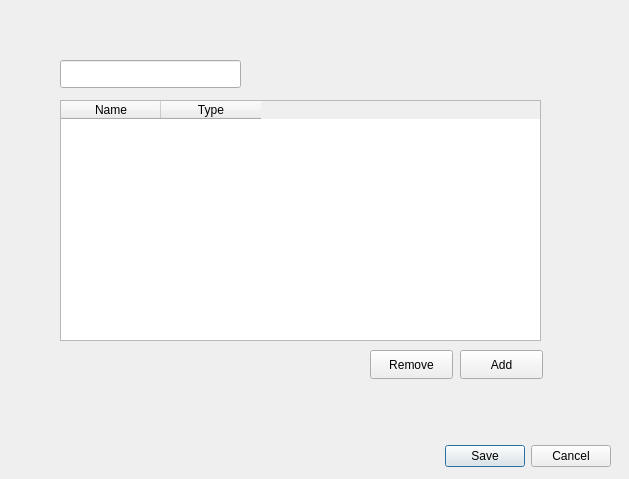
First picture: the form in ModelForge/src/ui/dialogs/ClassEditDialog.ui, repository JoseBueno30/ModelForge, before the edit.
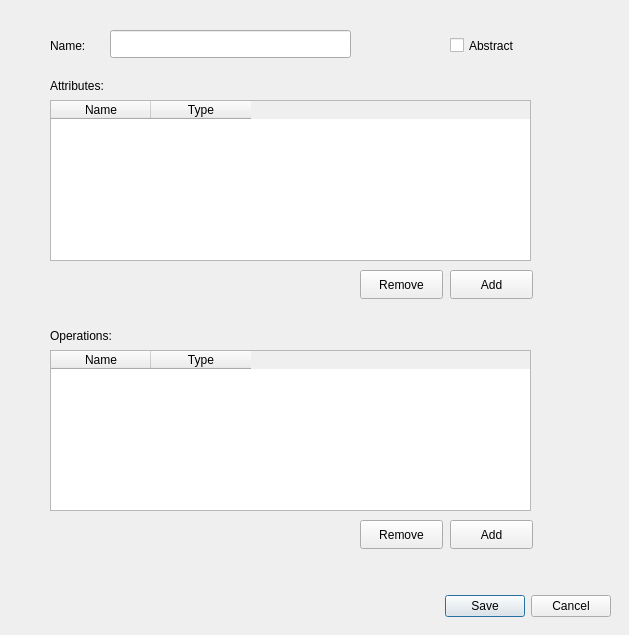
Second picture: the form after the edit.

Commit message:
ClassEditDialog fix + operations table + iabstract checkbox
Fix: if the class was new, no attributes were saved.

The edit to the form file:
```diff
--- a/ModelForge/src/ui/dialogs/ClassEditDialog.ui
+++ b/ModelForge/src/ui/dialogs/ClassEditDialog.ui
@@ -7,7 +7,7 @@
     <x>0</x>
     <y>0</y>
     <width>629</width>
-    <height>479</height>
+    <height>635</height>
    </rect>
   </property>
   <property name="windowTitle">
@@ -17,7 +17,7 @@
    <property name="geometry">
     <rect>
      <x>270</x>
-     <y>440</y>
+     <y>590</y>
      <width>341</width>
      <height>32</height>
     </rect>
@@ -29,28 +29,86 @@
     <set>QDialogButtonBox::StandardButton::Cancel|QDialogButtonBox::StandardButton::Save</set>
    </property>
   </widget>
+  <widget class="QPushButton" name="removeAttributeButton">
+   <property name="geometry">
+    <rect>
+     <x>360</x>
+     <y>270</y>
+     <width>83</width>
+     <height>29</height>
+    </rect>
+   </property>
+   <property name="text">
+    <string>Remove</string>
+   </property>
+  </widget>
+  <widget class="QLabel" name="label_2">
+   <property name="geometry">
+    <rect>
+     <x>50</x>
+     <y>70</y>
+     <width>81</width>
+     <height>31</height>
+    </rect>
+   </property>
+   <property name="text">
+    <string>Attributes:</string>
+   </property>
+  </widget>
   <widget class="QLineEdit" name="classNameEdit">
    <property name="geometry">
     <rect>
-     <x>60</x>
-     <y>60</y>
-     <width>181</width>
+     <x>110</x>
+     <y>30</y>
+     <width>241</width>
      <height>28</height>
     </rect>
    </property>
   </widget>
+  <widget class="QLabel" name="label">
+   <property name="geometry">
+    <rect>
+     <x>50</x>
+     <y>30</y>
+     <width>51</width>
+     <height>31</height>
+    </rect>
+   </property>
+   <property name="text">
+    <string>Name:</string>
+   </property>
+  </widget>
+  <widget class="QPushButton" name="addAttributeButton">
+   <property name="geometry">
+    <rect>
+     <x>450</x>
+     <y>270</y>
+     <width>83</width>
+     <height>29</height>
+    </rect>
+   </property>
+   <property name="text">
+    <string>Add</string>
+   </property>
+  </widget>
   <widget class="QTableWidget" name="attributeTableWidget">
    <property name="geometry">
     <rect>
-     <x>60</x>
+     <x>50</x>
      <y>100</y>
      <width>481</width>
-     <height>241</height>
+     <height>161</height>
     </rect>
    </property>
    <property name="gridStyle">
     <enum>Qt::PenStyle::SolidLine</enum>
    </property>
+   <attribute name="verticalHeaderVisible">
+    <bool>false</bool>
+   </attribute>
+   <attribute name="verticalHeaderHighlightSections">
+    <bool>false</bool>
+   </attribute>
    <column>
     <property name="text">
      <string>Name</string>
@@ -62,24 +120,53 @@
     </property>
    </column>
   </widget>
-  <widget class="QPushButton" name="addAttributeButton">
+  <widget class="QTableWidget" name="operationTableWidget">
    <property name="geometry">
     <rect>
-     <x>460</x>
+     <x>50</x>
      <y>350</y>
-     <width>83</width>
-     <height>29</height>
+     <width>481</width>
+     <height>161</height>
+    </rect>
+   </property>
+   <property name="gridStyle">
+    <enum>Qt::PenStyle::SolidLine</enum>
+   </property>
+   <attribute name="verticalHeaderVisible">
+    <bool>false</bool>
+   </attribute>
+   <attribute name="verticalHeaderHighlightSections">
+    <bool>false</bool>
+   </attribute>
+   <column>
+    <property name="text">
+     <string>Name</string>
+    </property>
+   </column>
+   <column>
+    <property name="text">
+     <string>Type</string>
+    </property>
+   </column>
+  </widget>
+  <widget class="QLabel" name="label_3">
+   <property name="geometry">
+    <rect>
+     <x>50</x>
+     <y>320</y>
+     <width>81</width>
+     <height>31</height>
     </rect>
    </property>
    <property name="text">
-    <string>Add</string>
+    <string>Operations:</string>
    </property>
   </widget>
-  <widget class="QPushButton" name="removeAttributeButton">
+  <widget class="QPushButton" name="removeOperationButton">
    <property name="geometry">
     <rect>
-     <x>370</x>
-     <y>350</y>
+     <x>360</x>
+     <y>520</y>
      <width>83</width>
      <height>29</height>
     </rect>
@@ -88,6 +175,32 @@
     <string>Remove</string>
    </property>
   </widget>
+  <widget class="QPushButton" name="addOperationButton">
+   <property name="geometry">
+    <rect>
+     <x>450</x>
+     <y>520</y>
+     <width>83</width>
+     <height>29</height>
+    </rect>
+   </property>
+   <property name="text">
+    <string>Add</string>
+   </property>
+  </widget>
+  <widget class="QCheckBox" name="isAbstractCheckBox">
+   <property name="geometry">
+    <rect>
+     <x>450</x>
+     <y>30</y>
+     <width>81</width>
+     <height>31</height>
+    </rect>
+   </property>
+   <property name="text">
+    <string>Abstract</string>
+   </property>
+  </widget>
  </widget>
  <resources/>
  <connections>
```
The commit also changes 2 other files.
